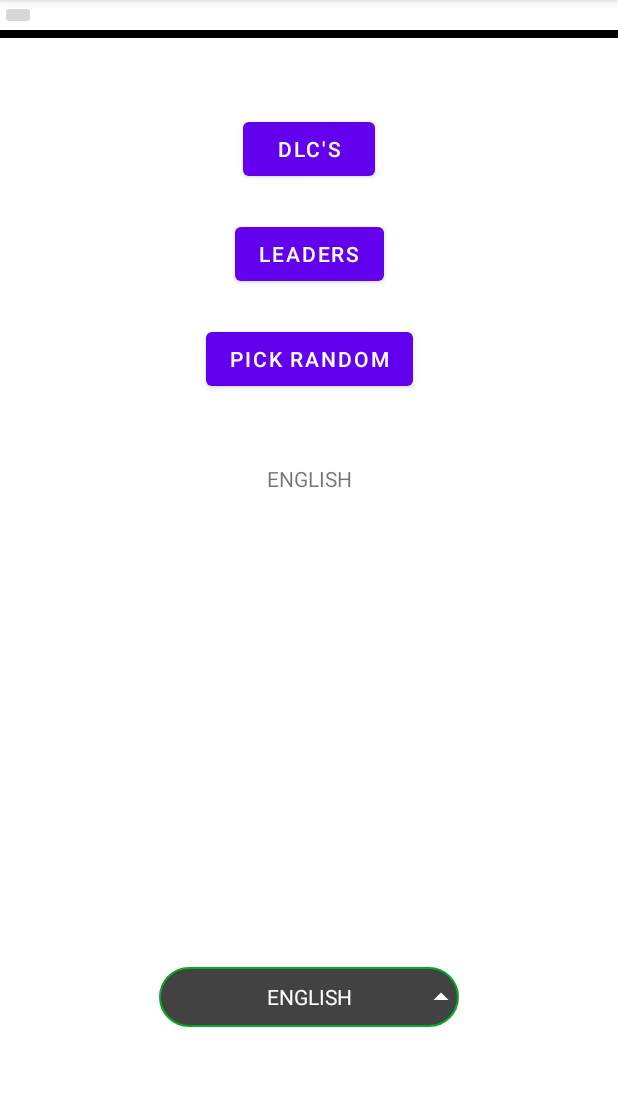
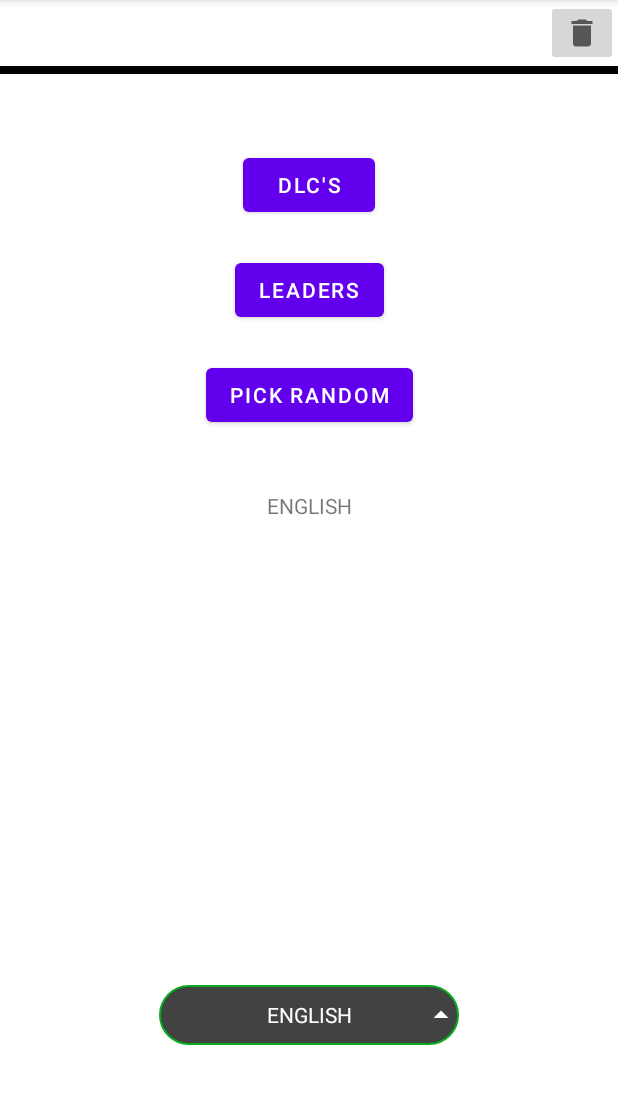
Before and after one commit to LuVogel/random-civ-calculator, an Android app: the screen it shows after launch (MainActivity), on a phone screen of 412 x 824 dp, the part 84-1188 px from its top. Run offline under Robolectric (Android 15) with nearby library versions, the phone set to English and light mode, and no system bars.

Commit message:
add some optic changes

```diff
--- a/app/src/main/java/com/example/randomcivgenerator/logic/activities/LeaderActivity.java
+++ b/app/src/main/java/com/example/randomcivgenerator/logic/activities/LeaderActivity.java
@@ -2,7 +2,6 @@ package com.example.randomcivgenerator.logic.activities;
 
 import android.os.Bundle;
 import android.view.View;
-import android.widget.CheckBox;
 import android.widget.ImageButton;
 import android.widget.ListView;
 
@@ -24,9 +23,8 @@ public class LeaderActivity extends AppCompatActivity {
     // ArrayList with leader names and ID's of images
     public ArrayList<LeaderView> leaderList;
     // confirm choices with this box
-    CheckBox confirmLeaderBox;
-    private View view;
-    ImageButton infoBox;
+
+
 
     @Override
     protected void onCreate(@Nullable Bundle savedInstanceState) {
--- a/app/src/main/java/com/example/randomcivgenerator/logic/activities/MainActivity.java
+++ b/app/src/main/java/com/example/randomcivgenerator/logic/activities/MainActivity.java
@@ -161,8 +161,9 @@ public class MainActivity extends AppCompatActivity {
                 } else {
 
                     Random random = new Random();
-                    randomPickedLeader = finalLeaderPool.get(random.nextInt(finalLeaderPool.size())).getLeaderName();
-                    textViewRand.setText(randomPickedLeader);
+                    Intent intent = new Intent(MainActivity.this, InfoActivity.class);
+                    intent.putExtra("leader_info", finalLeaderPool.get(random.nextInt(finalLeaderPool.size())));
+                    startActivity(intent);
                 }
 
 
--- /dev/null
+++ b/app/src/main/res/drawable/check_circle.xml
@@ -0,0 +1,5 @@
+<vector android:height="24dp" android:tint="#1029CE"
+    android:viewportHeight="24" android:viewportWidth="24"
+    android:width="24dp" xmlns:android="http://schemas.android.com/apk/res/android">
+    <path android:fillColor="@android:color/white" android:pathData="M12,2C6.48,2 2,6.48 2,12s4.48,10 10,10 10,-4.48 10,-10S17.52,2 12,2zM10,17l-5,-5 1.41,-1.41L10,14.17l7.59,-7.59L19,8l-9,9z"/>
+</vector>
--- /dev/null
+++ b/app/src/main/res/drawable/delete_icon.xml
@@ -0,0 +1,10 @@
+<vector xmlns:android="http://schemas.android.com/apk/res/android"
+    android:width="24dp"
+    android:height="24dp"
+    android:viewportWidth="24"
+    android:viewportHeight="24"
+    android:tint="?attr/colorControlNormal">
+  <path
+      android:fillColor="@android:color/white"
+      android:pathData="M6,19c0,1.1 0.9,2 2,2h8c1.1,0 2,-0.9 2,-2V7H6v12zM19,4h-3.5l-1,-1h-5l-1,1H5v2h14V4z"/>
+</vector>
--- /dev/null
+++ b/app/src/main/res/drawable/return_button.xml
@@ -0,0 +1,5 @@
+<vector android:height="24dp" android:tint="#CE1010"
+    android:viewportHeight="24" android:viewportWidth="24"
+    android:width="24dp" xmlns:android="http://schemas.android.com/apk/res/android">
+    <path android:fillColor="@android:color/white" android:pathData="M19,7v4H5.83l3.58,-3.59L8,6l-6,6 6,6 1.41,-1.41L5.83,13H21V7z"/>
+</vector>
--- a/app/src/main/res/layout/activity_main.xml
+++ b/app/src/main/res/layout/activity_main.xml
@@ -10,9 +10,13 @@
     android:orientation="vertical">
 
     <ImageButton
+        android:id="@+id/clearAll"
         android:layout_width="wrap_content"
         android:layout_height="wrap_content"
-        android:id="@+id/clearAll">
+        android:src="@drawable/delete_icon"
+        android:layout_gravity="right"
+        android:minWidth="32dp"
+        android:minHeight="32dp">
 
     </ImageButton>
 
--- a/app/src/main/res/layout/custom_leader_view.xml
+++ b/app/src/main/res/layout/custom_leader_view.xml
@@ -4,6 +4,7 @@
     xmlns:tools="http://schemas.android.com/tools"
     android:layout_width="match_parent"
     android:layout_height="wrap_content"
+    android:gravity="center_horizontal"
     android:onClick="infoBox"
     android:orientation="horizontal"
     tools:ignore="UselessParent">
--- a/app/src/main/res/values/strings.xml
+++ b/app/src/main/res/values/strings.xml
@@ -1021,6 +1021,7 @@
         Polder improvement. Additional Production, Gold, and Food as you advance through the Civics
         and Technology Tree. Must be placed on a Coast or Lake tile adjacent to 3 or more passable
         land tiles. Increases Movement Cost of tile to 3. </string>
+    <string name="ok">ok</string>
 
 
 </resources>
```
Also changed, not shown: app/src/main/java/com/example/randomcivgenerator/logic/activities/DlcActivity.java (+2 -5 lines), app/src/main/res/layout/activity_choose_dlc.xml (+9 -8 lines), app/src/main/res/layout/activity_info.xml (+19 -4 lines), app/src/main/res/layout/activity_leader.xml (+8 -3 lines).
